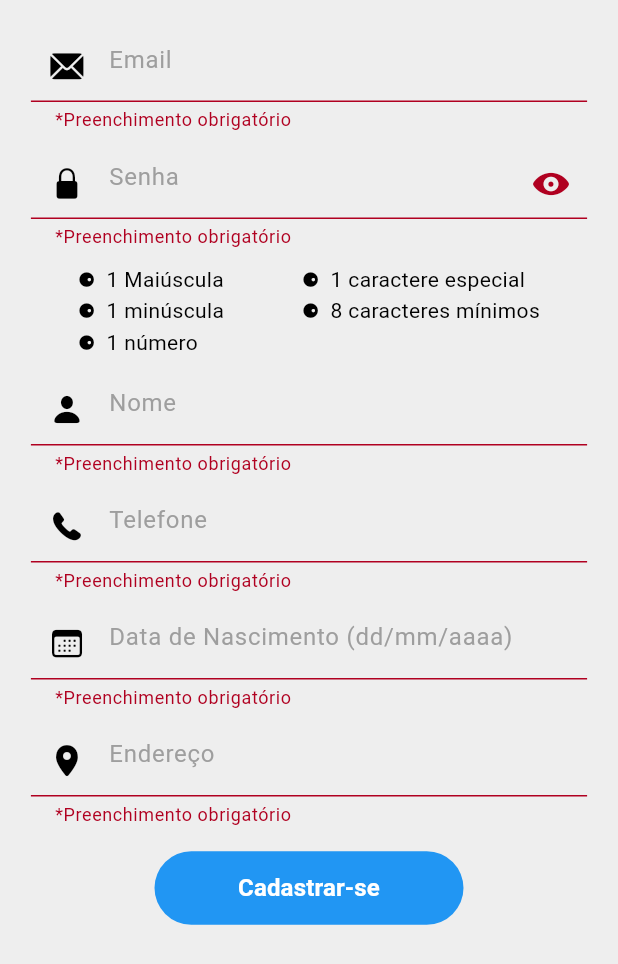
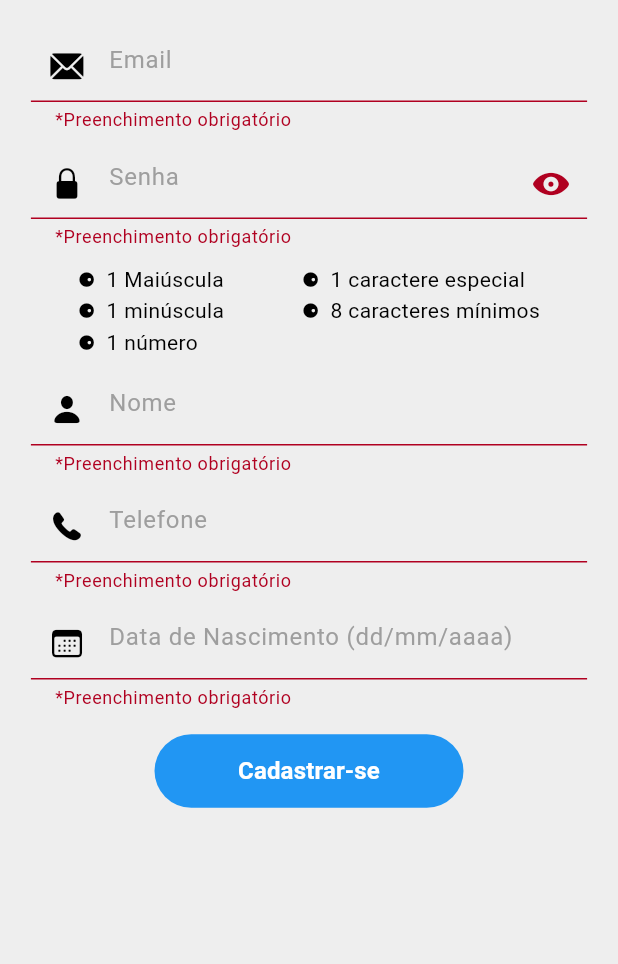
Before and after one commit to Kaioedu94/delirevy_app, a Flutter app: the SignUpScreen widget shown alone on an empty page, opened directly, after a tap on "Cadastrar-se", on a phone screen of 412 x 824 dp. Shown: the top 964 px of the screen. Run offline on Flutter 3.47's test engine with Material 3 defaults, Android fonts, the phone set to English and light mode, and no system bars; our stand-ins replace bloc, cloud_firestore, equatable, firebase_auth, firebase_core, flutter_bloc and 3 more; accounts and stored records are empty.

Commit message:
removido o campo endereço

```diff
--- a/lib/screens/auth/views/sign_up_screen.dart
+++ b/lib/screens/auth/views/sign_up_screen.dart
@@ -271,23 +271,7 @@ class _SignUpScreenState extends State<SignUpScreen> {
                     },
                   ),
                 ),
-                const SizedBox(height: 10),
-                SizedBox(
-                  width: MediaQuery.of(context).size.width * 0.9,
-                  child: MyTextField(
-                    controller: addressController,
-                    hintText: 'Endereço',
-                    obscureText: false,
-                    keyboardType: TextInputType.streetAddress,
-                    prefixIcon: const Icon(CupertinoIcons.location_solid),
-                    validator: (val) {
-                      if (val!.isEmpty) {
-                        return '*Preenchimento obrigatório';
-                      }
-                      return null;
-                    },
-                  ),
-                ),
+
                 SizedBox(height: MediaQuery.of(context).size.height * 0.02),
                 !signUpRequired
                     ? SizedBox(
```
